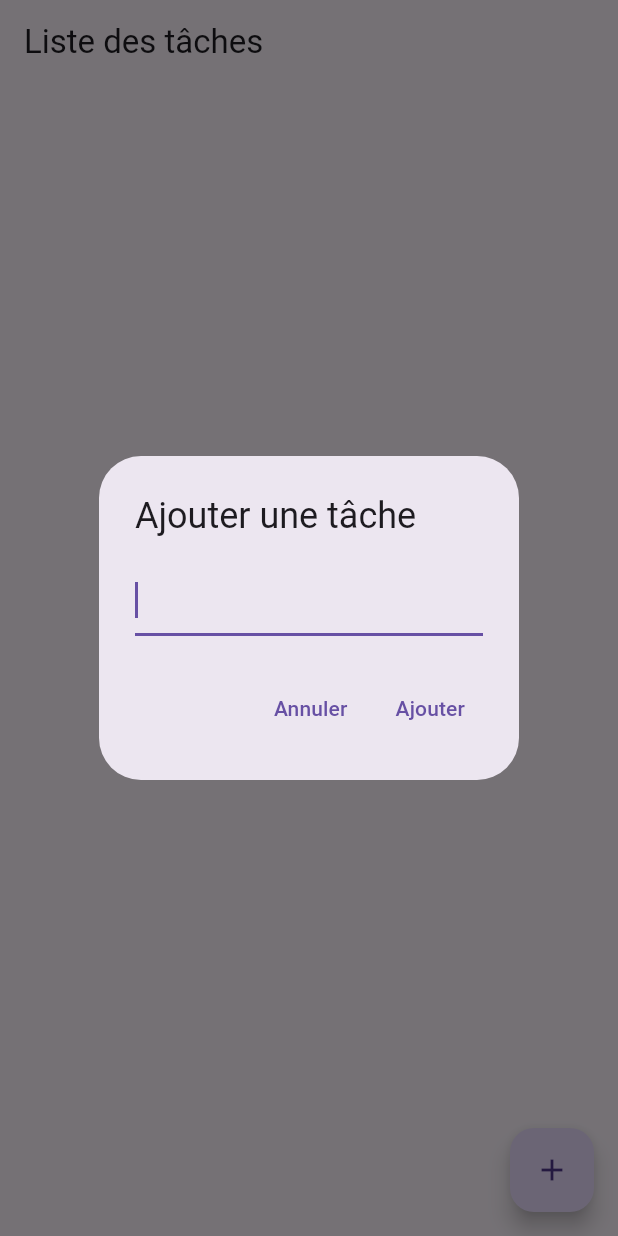
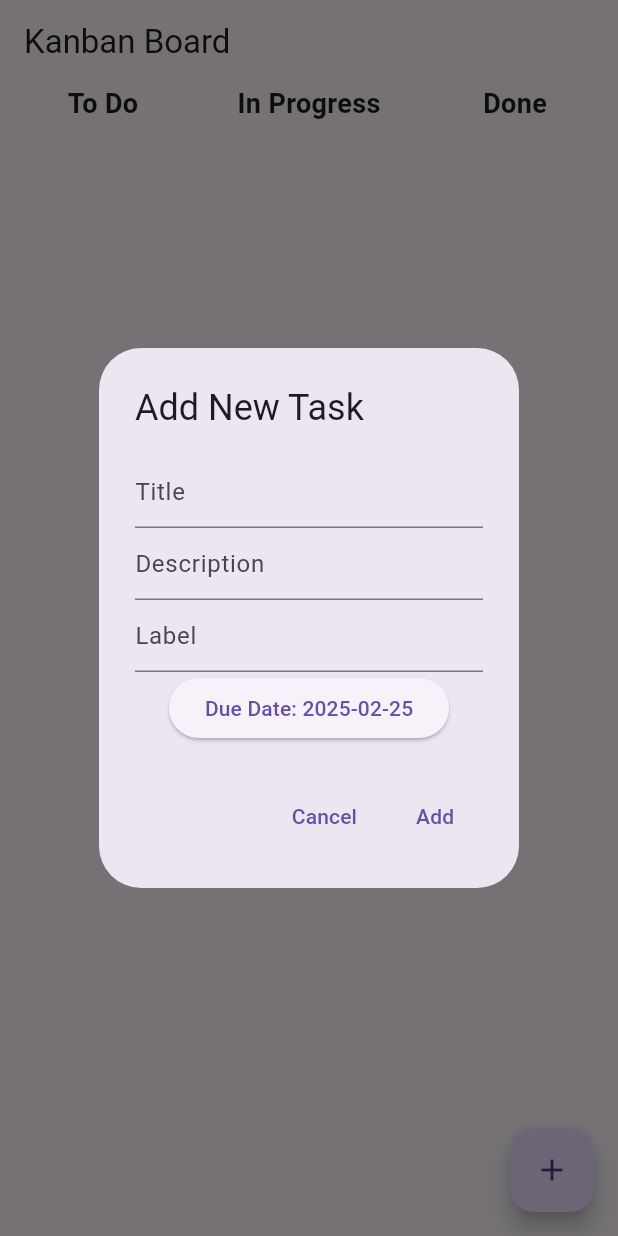
Before and after one commit to Frivox1/tic_track, a Flutter app: the screen it shows after launch, after a tap on the "add" icon, on a phone screen of 412 x 824 dp. Run offline on Flutter 3.47's test engine with Material 3 defaults, Android fonts, the phone set to English and light mode, and no system bars; our stand-ins replace hive_ce, hive_ce_flutter; accounts and stored records are empty.

Commit message:
hive totalement fonctionnel

```diff
--- a/lib/main.dart
+++ b/lib/main.dart
@@ -1,12 +1,10 @@
 import 'package:flutter/material.dart';
-import 'package:hive_ce/hive.dart';
-import 'package:hive_ce_flutter/hive_flutter.dart';
-import 'task.dart';
+import 'screens/home_screen.dart';
+import 'services/hive_service.dart';
 
 void main() async {
-  await Hive.initFlutter();
-  Hive.registerAdapter(TaskAdapter());
-  await Hive.openBox<Task>('tasks');
+  WidgetsFlutterBinding.ensureInitialized();
+  await HiveService.initHive();
   runApp(const MyApp());
 }
 
@@ -16,97 +14,13 @@ class MyApp extends StatelessWidget {
   @override
   Widget build(BuildContext context) {
     return MaterialApp(
-      title: 'Tick Track',
-      theme: ThemeData(primarySwatch: Colors.blue),
-      home: const TaskListScreen(),
+      debugShowCheckedModeBanner: false,
+      title: 'Kanban Task Manager',
+      theme: ThemeData(
+        primarySwatch: Colors.blue,
+        visualDensity: VisualDensity.adaptivePlatformDensity,
+      ),
+      home: const HomeScreen(),
     );
   }
 }
-
-class TaskListScreen extends StatefulWidget {
-  const TaskListScreen({Key? key}) : super(key: key);
-
-  @override
-  _TaskListScreenState createState() => _TaskListScreenState();
-}
-
-class _TaskListScreenState extends State<TaskListScreen> {
-  late Box<Task> taskBox;
-
-  @override
-  void initState() {
-    super.initState();
-    taskBox = Hive.box<Task>('tasks');
-  }
-
-  @override
-  Widget build(BuildContext context) {
-    return Scaffold(
-      appBar: AppBar(title: const Text('Liste des tâches')),
-      body: ValueListenableBuilder(
-        valueListenable: taskBox.listenable(),
-        builder: (context, Box<Task> box, _) {
-          return ListView.builder(
-            itemCount: box.length,
-            itemBuilder: (context, index) {
-              final task = box.getAt(index);
-              return ListTile(
-                title: Text(task!.title),
-                leading: Checkbox(
-                  value: task.isCompleted,
-                  onChanged: (bool? value) {
-                    task.isCompleted = value!;
-                    task.save();
-                  },
-                ),
-                trailing: IconButton(
-                  icon: const Icon(Icons.delete),
-                  onPressed: () {
-                    box.deleteAt(index);
-                  },
-                ),
-              );
-            },
-          );
-        },
-      ),
-      floatingActionButton: FloatingActionButton(
-        onPressed: _addTask,
-        child: const Icon(Icons.add),
-      ),
-    );
-  }
-
-  void _addTask() {
-    showDialog(
-      context: context,
-      builder: (context) {
-        String newTaskTitle = '';
-        return AlertDialog(
-          title: const Text('Ajouter une tâche'),
-          content: TextField(
-            autofocus: true,
-            onChanged: (value) {
-              newTaskTitle = value;
-            },
-          ),
-          actions: [
-            TextButton(
-              child: const Text('Annuler'),
-              onPressed: () => Navigator.pop(context),
-            ),
-            TextButton(
-              child: const Text('Ajouter'),
-              onPressed: () {
-                if (newTaskTitle.isNotEmpty) {
-                  taskBox.add(Task(title: newTaskTitle));
-                  Navigator.pop(context);
-                }
-              },
-            ),
-          ],
-        );
-      },
-    );
-  }
-}
--- /dev/null
+++ b/lib/models/label.dart
@@ -0,0 +1,14 @@
+import 'package:hive_ce/hive.dart';
+
+part 'label.g.dart';
+
+@HiveType(typeId: 1)
+class Label extends HiveObject {
+  @HiveField(0)
+  late String name;
+
+  @HiveField(1)
+  late int color;
+
+  Label({required this.name, required this.color});
+}
--- /dev/null
+++ b/lib/models/task.dart
@@ -0,0 +1,29 @@
+import 'package:hive_ce/hive.dart';
+
+part 'task.g.dart';
+
+@HiveType(typeId: 0)
+class Task extends HiveObject {
+  @HiveField(0)
+  late String title;
+
+  @HiveField(1)
+  late String description;
+
+  @HiveField(2)
+  late String label;
+
+  @HiveField(3)
+  late DateTime dueDate;
+
+  @HiveField(4)
+  late String status;
+
+  Task({
+    required this.title,
+    required this.description,
+    required this.label,
+    required this.dueDate,
+    this.status = 'To Do',
+  });
+}
--- /dev/null
+++ b/lib/screens/home_screen.dart
@@ -0,0 +1,121 @@
+import 'package:flutter/material.dart';
+import '../widgets/task_card.dart';
+import '../services/hive_service.dart';
+import '../models/task.dart';
+import 'package:hive_ce/hive.dart';
+import 'package:hive_ce_flutter/hive_flutter.dart';
+
+class HomeScreen extends StatelessWidget {
+  const HomeScreen({Key? key}) : super(key: key);
+
+  @override
+  Widget build(BuildContext context) {
+    return Scaffold(
+      appBar: AppBar(title: const Text('Kanban Board')),
+      body: Row(
+        children: [
+          _buildColumn('To Do'),
+          _buildColumn('In Progress'),
+          _buildColumn('Done'),
+        ],
+      ),
+      floatingActionButton: FloatingActionButton(
+        onPressed: () => _addTask(context),
+        child: const Icon(Icons.add),
+      ),
+    );
+  }
+
+  Widget _buildColumn(String status) {
+    return Expanded(
+      child: Column(
+        children: [
+          Text(
+            status,
+            style: const TextStyle(fontSize: 18, fontWeight: FontWeight.bold),
+          ),
+          Expanded(
+            child: ValueListenableBuilder<Box<Task>>(
+              valueListenable: HiveService.getTaskBox().listenable(),
+              builder: (context, box, _) {
+                final tasks =
+                    box.values.where((task) => task.status == status).toList();
+                return ListView.builder(
+                  itemCount: tasks.length,
+                  itemBuilder: (context, index) => TaskCard(task: tasks[index]),
+                );
+              },
+            ),
+          ),
+        ],
+      ),
+    );
+  }
+
+  void _addTask(BuildContext context) {
+    showDialog(
+      context: context,
+      builder: (BuildContext context) {
+        String title = '';
+        String description = '';
+        String label = '';
+        DateTime dueDate = DateTime.now();
+
+        return AlertDialog(
+          title: const Text('Add New Task'),
+          content: SingleChildScrollView(
+            child: Column(
+              children: [
+                TextField(
+                  decoration: const InputDecoration(hintText: 'Title'),
+                  onChanged: (value) => title = value,
+                ),
+                TextField(
+                  decoration: const InputDecoration(hintText: 'Description'),
+                  onChanged: (value) => description = value,
+                ),
+                TextField(
+                  decoration: const InputDecoration(hintText: 'Label'),
+                  onChanged: (value) => label = value,
+                ),
+                ElevatedButton(
+                  child: Text('Due Date: ${dueDate.toString().split(' ')[0]}'),
+                  onPressed: () async {
+                    final DateTime? picked = await showDatePicker(
+                      context: context,
+                      initialDate: dueDate,
+                      firstDate: DateTime.now(),
+                      lastDate: DateTime(2026),
+                    );
+                    if (picked != null) dueDate = picked;
+                  },
+                ),
+              ],
+            ),
+          ),
+          actions: [
+            TextButton(
+              child: const Text('Cancel'),
+              onPressed: () => Navigator.of(context).pop(),
+            ),
+            TextButton(
+              child: const Text('Add'),
+              onPressed: () {
+                if (title.isNotEmpty) {
+                  final newTask = Task(
+                    title: title,
+                    description: description,
+                    label: label,
+                    dueDate: dueDate,
+                  );
+                  HiveService.addTask(newTask);
+                  Navigator.of(context).pop();
+                }
+              },
+            ),
+          ],
+        );
+      },
+    );
+  }
+}
--- /dev/null
+++ b/lib/screens/task_detail_screen.dart
@@ -0,0 +1,102 @@
+import 'package:flutter/material.dart';
+import '../models/task.dart';
+import '../services/hive_service.dart';
+
+class TaskDetailScreen extends StatefulWidget {
+  final Task task;
+
+  const TaskDetailScreen({Key? key, required this.task}) : super(key: key);
+
+  @override
+  _TaskDetailScreenState createState() => _TaskDetailScreenState();
+}
+
+class _TaskDetailScreenState extends State<TaskDetailScreen> {
+  late TextEditingController _titleController;
+  late TextEditingController _descriptionController;
+  late TextEditingController _labelController;
+  late DateTime _dueDate;
+
+  @override
+  void initState() {
+    super.initState();
+    _titleController = TextEditingController(text: widget.task.title);
+    _descriptionController = TextEditingController(
+      text: widget.task.description,
+    );
+    _labelController = TextEditingController(text: widget.task.label);
+    _dueDate = widget.task.dueDate;
+  }
+
+  @override
+  Widget build(BuildContext context) {
+    return Scaffold(
+      appBar: AppBar(title: const Text('Task Details')),
+      body: Padding(
+        padding: const EdgeInsets.all(16.0),
+        child: Column(
+          crossAxisAlignment: CrossAxisAlignment.start,
+          children: [
+            TextField(
+              controller: _titleController,
+              decoration: const InputDecoration(labelText: 'Title'),
+            ),
+            TextField(
+              controller: _descriptionController,
+              decoration: const InputDecoration(labelText: 'Description'),
+              maxLines: 3,
+            ),
+            TextField(
+              controller: _labelController,
+              decoration: const InputDecoration(labelText: 'Label'),
+            ),
+            const SizedBox(height: 16),
+            Text('Due Date: ${_dueDate.toString()}'),
+            ElevatedButton(
+              onPressed: _selectDate,
+              child: const Text('Change Due Date'),
+            ),
+            const SizedBox(height: 16),
+            Text('Status: ${widget.task.status}'),
+            const SizedBox(height: 16),
+            ElevatedButton(
+              onPressed: _saveTask,
+              child: const Text('Save Changes'),
+            ),
+          ],
+        ),
+      ),
+    );
+  }
+
+  Future<void> _selectDate() async {
+    final DateTime? picked = await showDatePicker(
+      context: context,
+      initialDate: _dueDate,
+      firstDate: DateTime.now(),
+      lastDate: DateTime.now().add(const Duration(days: 365)),
+    );
+    if (picked != null && picked != _dueDate) {
+      setState(() {
+        _dueDate = picked;
+      });
+    }
+  }
+
+  void _saveTask() {
+    widget.task.title = _titleController.text;
+    widget.task.description = _descriptionController.text;
+    widget.task.label = _labelController.text;
+    widget.task.dueDate = _dueDate;
+    HiveService.updateTask(widget.task);
+    Navigator.pop(context);
+  }
+
+  @override
+  void dispose() {
+    _titleController.dispose();
+    _descriptionController.dispose();
+    _labelController.dispose();
+    super.dispose();
+  }
+}
--- /dev/null
+++ b/lib/services/hive_service.dart
@@ -0,0 +1,30 @@
+import 'package:hive_ce/hive.dart';
+import 'package:hive_ce_flutter/hive_flutter.dart';
+import '../models/task.dart';
+
+class HiveService {
+  static const String taskBoxName = 'tasks';
+
+  static Future<void> initHive() async {
+    await Hive.initFlutter();
+    Hive.registerAdapter(TaskAdapter());
+    await Hive.openBox<Task>(taskBoxName);
+  }
+
+  static Box<Task> getTaskBox() {
+    return Hive.box<Task>(taskBoxName);
+  }
+
+  static Future<void> addTask(Task task) async {
+    final box = getTaskBox();
+    await box.add(task);
+  }
+
+  static Future<void> updateTask(Task task) async {
+    await task.save();
+  }
+
+  static Future<void> deleteTask(Task task) async {
+    await task.delete();
+  }
+}
--- a/lib/task.dart
+++ /dev/null
@@ -1,14 +0,0 @@
-import 'package:hive_ce/hive.dart';
-
-part 'task.g.dart';
-
-@HiveType(typeId: 0)
-class Task extends HiveObject {
-  @HiveField(0)
-  late String title;
-
-  @HiveField(1)
-  late bool isCompleted;
-
-  Task({required this.title, this.isCompleted = false});
-}
--- /dev/null
+++ b/lib/widgets/label_chip.dart
@@ -0,0 +1,13 @@
+import 'package:flutter/material.dart';
+import '../models/label.dart';
+
+class LabelChip extends StatelessWidget {
+  final Label label;
+
+  const LabelChip({Key? key, required this.label}) : super(key: key);
+
+  @override
+  Widget build(BuildContext context) {
+    return Chip(label: Text(label.name), backgroundColor: Color(label.color));
+  }
+}
--- /dev/null
+++ b/lib/widgets/task_card.dart
@@ -0,0 +1,29 @@
+import 'package:flutter/material.dart';
+import '../models/task.dart';
+import '../screens/task_detail_screen.dart';
+
+class TaskCard extends StatelessWidget {
+  final Task task;
+
+  const TaskCard({Key? key, required this.task}) : super(key: key);
+
+  @override
+  Widget build(BuildContext context) {
+    return Card(
+      margin: const EdgeInsets.all(8.0),
+      child: ListTile(
+        title: Text(task.title),
+        subtitle: Text(task.dueDate.toString()),
+        leading: Chip(label: Text(task.label)),
+        onTap: () {
+          Navigator.push(
+            context,
+            MaterialPageRoute(
+              builder: (context) => TaskDetailScreen(task: task),
+            ),
+          );
+        },
+      ),
+    );
+  }
+}
```
Also changed, not shown: lib/hive_registrar.g.dart (deleted), lib/models/label.g.dart (added), lib/models/task.g.dart.
